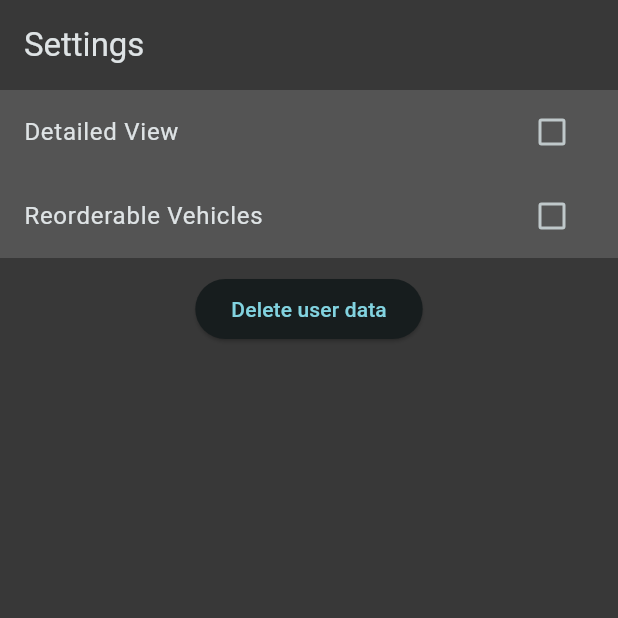
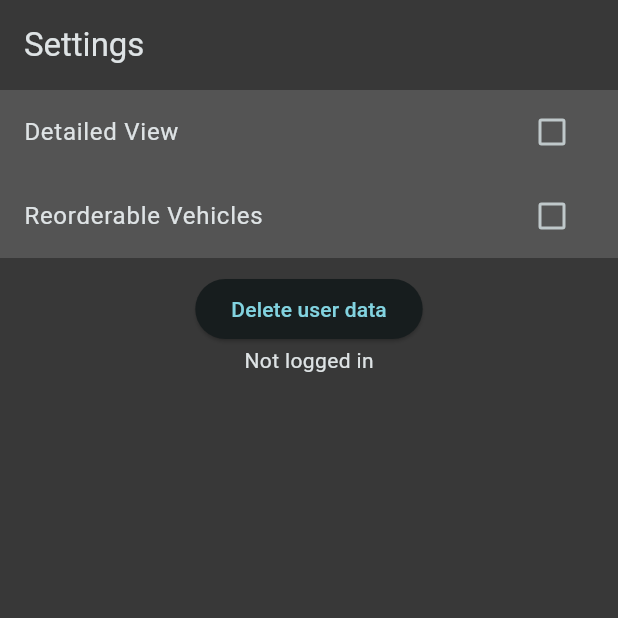
Before and after one commit to MeanMachine0/parking_permits_app, a Flutter app: the screen it shows after launch, item 2 of the bottom bar chosen, after a tap on "Delete user data", on a phone screen of 412 x 824 dp, the top half of it. Run offline on Flutter 3.47's test engine with Material 2 defaults, Android fonts, the phone set to English and light mode, and no system bars; drawn by our look-alikes of flutter_animate; our stand-ins replace dio, shared_preferences.

Commit message:
Login status is now shown.

```diff
--- a/lib/pages/settings.dart
+++ b/lib/pages/settings.dart
@@ -12,6 +12,8 @@ class Settings extends StatefulWidget {
 class SettingsState extends State<Settings> {
   bool isLoading = false, isReorderable = false;
   bool? detailedView;
+  List<String>? tokens;
+  String? email;
 
   @override
   void initState() {
@@ -28,6 +30,10 @@ class SettingsState extends State<Settings> {
     SharedPreferences prefs = await SharedPreferences.getInstance();
     detailedView = prefs.getBool('detailedView');
     isReorderable = prefs.getBool('isReorderable') ?? false;
+    tokens = prefs.getStringList('tokens');
+    if (tokens != null) {
+      email = prefs.getString('email');
+    }
     if (detailedView == null) {
       await prefs.setBool('detailedView', false);
       detailedView = false;
@@ -87,6 +93,8 @@ class SettingsState extends State<Settings> {
                         setState(() {
                           detailedView = false;
                           isReorderable = false;
+                          tokens = null;
+                          email = null;
                         });
                       },
                       child: const Text(
@@ -94,6 +102,7 @@ class SettingsState extends State<Settings> {
                       ),
                     ),
                   ),
+                  Text(email ?? 'Not logged in'),
                 ],
               ),
             ),
```
